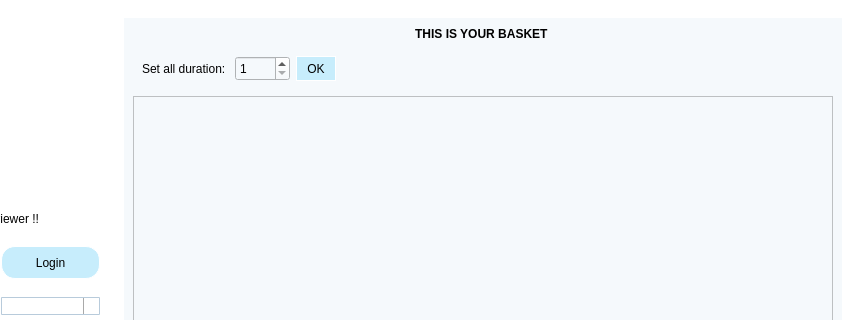
The window that mainwindow.ui (huylenguyen806/ASS2) describes before a commit, drawn with Qt 5; both pictures show x 140 to 1000 and y 0 to 320 of the 1000 by 749 pixel window.
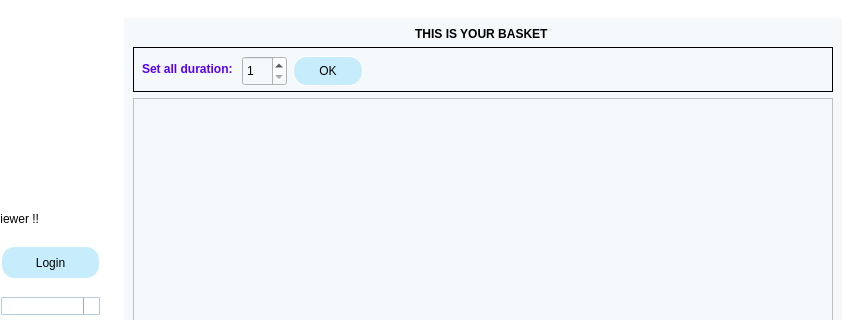
The same window after the commit. The open tabs and pages were chosen to show the change. Icons and pictures are not drawn.

Diff of the .ui file:
```diff
--- a/mainwindow.ui
+++ b/mainwindow.ui
@@ -1112,14 +1112,22 @@
                   <height>45</height>
                  </size>
                 </property>
+                <property name="styleSheet">
+                 <string notr="true">QWidget#widget_7 {
+border-style: outset;
+border-color: black;
+border-width: 1px;
+}</string>
+                </property>
                 <layout class="QHBoxLayout" name="horizontalLayout_6">
                  <item>
                   <widget class="QLabel" name="label_2">
                    <property name="styleSheet">
-                    <string notr="true">font: 16pt &quot;Myriad Pro&quot;;</string>
+                    <string notr="true">font: 16pt &quot;Myriad Pro&quot;;
+color: rgb(85, 0, 255);</string>
                    </property>
                    <property name="text">
-                    <string>Set all duration: </string>
+                    <string>&lt;html&gt;&lt;head/&gt;&lt;body&gt;&lt;p&gt;&lt;span style=&quot; font-weight:600;&quot;&gt;Set all duration: &lt;/span&gt;&lt;/p&gt;&lt;/body&gt;&lt;/html&gt;</string>
                    </property>
                   </widget>
                  </item>
@@ -1127,10 +1135,13 @@
                   <widget class="QSpinBox" name="set_all_duration">
                    <property name="minimumSize">
                     <size>
-                     <width>55</width>
-                     <height>25</height>
+                     <width>45</width>
+                     <height>30</height>
                     </size>
                    </property>
+                   <property name="styleSheet">
+                    <string notr="true">font: 14pt &quot;Myriad Pro&quot;;</string>
+                   </property>
                    <property name="minimum">
                     <number>1</number>
                    </property>
@@ -1143,8 +1154,8 @@
                   <widget class="QPushButton" name="pushButton_2">
                    <property name="minimumSize">
                     <size>
-                     <width>40</width>
-                     <height>25</height>
+                     <width>70</width>
+                     <height>30</height>
                     </size>
                    </property>
                    <property name="styleSheet">
```
Left out of the diff: 14 changed lines with no effect on the pictures.
